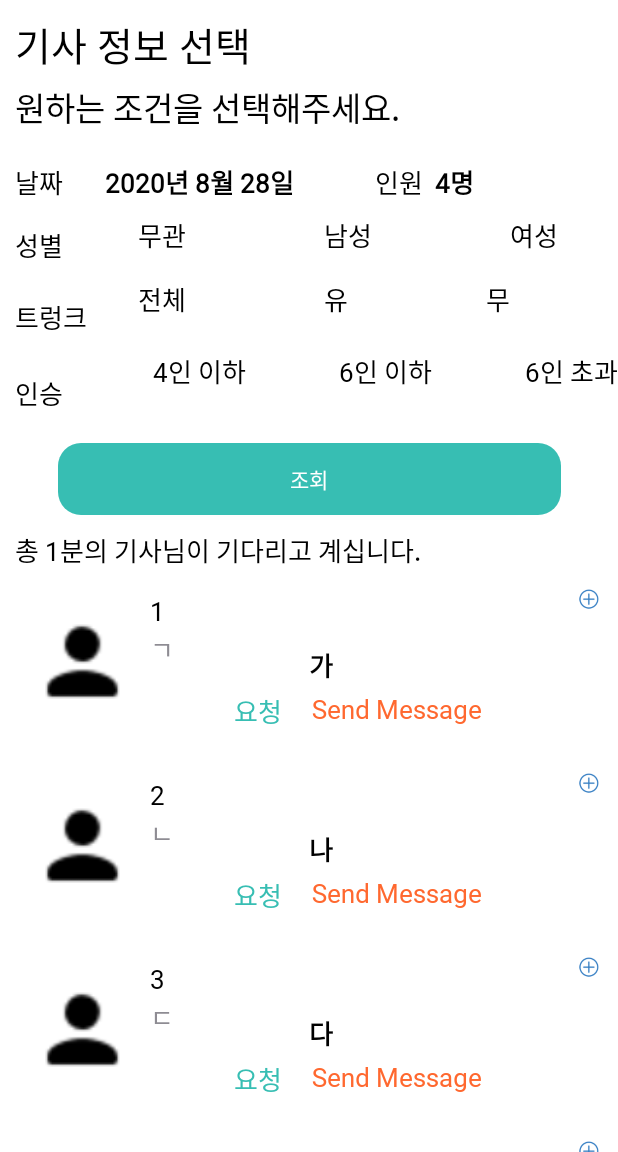
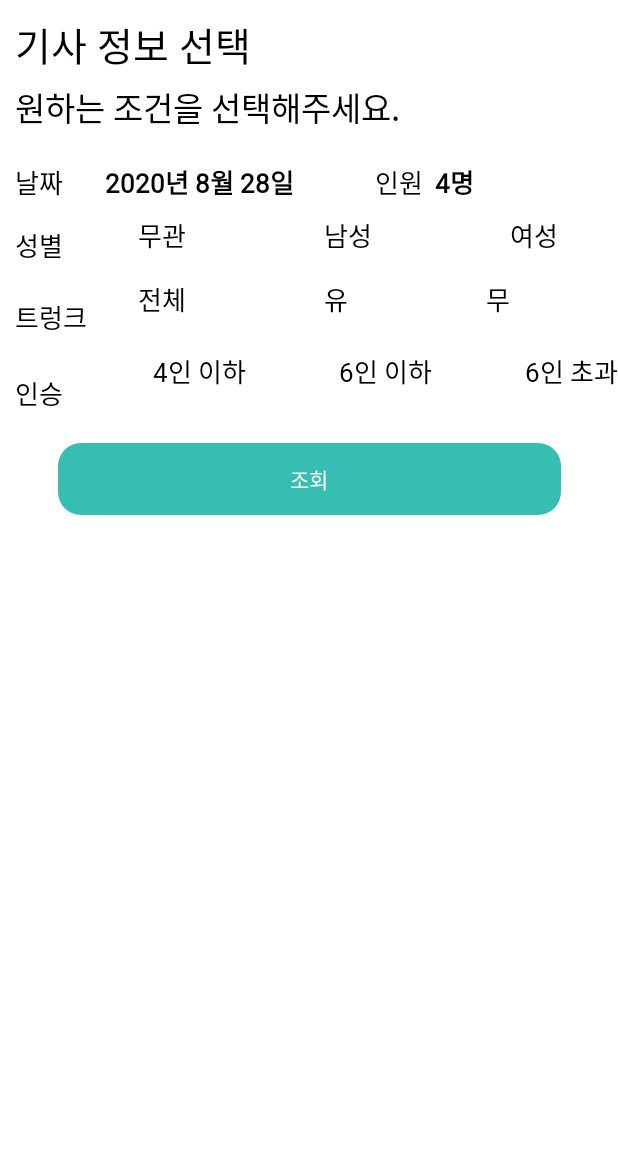
Before and after one commit to MoonGahee/Taxio, an Android app: the RecruitDriver screen opened directly, with no data from a screen before it, on a phone screen of 412 x 824 dp, the part 84-1236 px from its top. Run offline under Robolectric (Android 15) with nearby library versions, the phone set to English and light mode, and no system bars.

Commit message:
조회 버튼 구현

```diff
--- a/app/src/main/java/com/example/taxio/RecruitDriver.java
+++ b/app/src/main/java/com/example/taxio/RecruitDriver.java
@@ -27,8 +27,9 @@ public class RecruitDriver extends AppCompatActivity {
     RadioGroup rg1, rg2, rg3;
     RadioButton noGender, manDriver, womanDriver, allTrunk, yesTrunk, noTrunk, under4, under6, over6;
     Button searchBtn;
-    TextView title_text;
+    TextView title_text, search_result;
     Toolbar toolbar;
+    RecyclerView recyclerView_driver;
 
     @Override
     protected void onCreate(@Nullable Bundle savedInstanceState) {
@@ -64,6 +65,8 @@ public class RecruitDriver extends AppCompatActivity {
         under6 = findViewById(R.id.under6);
         over6 = findViewById(R.id.over6);
         searchBtn = findViewById(R.id.search_btn);
+        search_result = findViewById(R.id.search_result);
+        recyclerView_driver = findViewById(R.id.recyclerView_driver);
 
         rg1 = findViewById(R.id.rg1);
         rg2 = findViewById(R.id.rg2);
@@ -72,6 +75,9 @@ public class RecruitDriver extends AppCompatActivity {
         searchBtn.setOnClickListener(new View.OnClickListener() {
             @Override
             public void onClick(View v) { //조회 누르면 밑에 리사이클러뷰가 뜸
+                search_result.setVisibility(View.VISIBLE);
+                recyclerView_driver.setVisibility(View.VISIBLE);
+
             }
         });
         //RecyclerView 사용
@@ -111,19 +117,6 @@ public class RecruitDriver extends AppCompatActivity {
         adapter.notifyDataSetChanged(); //adapter값이 변경되었음
     }
 
-
-    // 툴바 버튼 클릭 이벤트
-    public void goMain(ImageView logo){//로고버튼 클릭시
-        logo.setOnClickListener(new View.OnClickListener() {
-            @Override
-            public void onClick(View v) {
-                Intent i = new Intent(RecruitDriver.this, MainActivity.class);
-                startActivity(i);
-                finish();
-            }
-        });
-    }
-
     public boolean onOptionsItemSelected(MenuItem item) {//toolbar의 back키 눌렀을 시
         switch (item.getItemId()){
             case android.R.id.home:{//이전 화면으로 돌아감
--- a/app/src/main/res/layout/recruit_driver.xml
+++ b/app/src/main/res/layout/recruit_driver.xml
@@ -264,7 +264,8 @@
         android:layout_marginTop="10dp"
         android:text="총 1분의 기사님이 기다리고 계십니다."
         app:layout_constraintLeft_toLeftOf="parent"
-        app:layout_constraintTop_toBottomOf="@+id/search_btn" />
+        app:layout_constraintTop_toBottomOf="@+id/search_btn"
+        android:visibility="invisible"/>
 
     <androidx.recyclerview.widget.RecyclerView
         android:id="@+id/recyclerView_driver"
@@ -273,6 +274,7 @@
         app:layout_constraintLeft_toLeftOf="parent"
         app:layout_constraintTop_toBottomOf="@+id/search_result"
         android:layout_marginBottom="20dp"
-        android:background="@color/tButton"/>
+        android:background="@color/tButton"
+        android:visibility="invisible"/>
 
 </androidx.constraintlayout.widget.ConstraintLayout>
```
